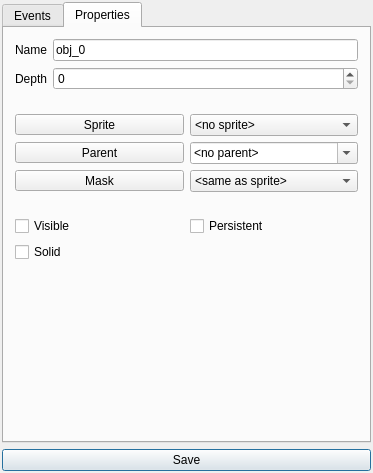
First picture: the form in Editors/ObjectEditor.ui, repository enigma-dev/RadialGM, before the edit.
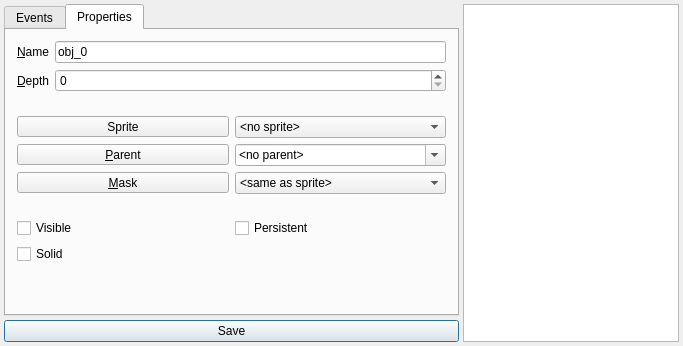
Second picture: the form after the edit. Icons and pictures are not drawn. Custom widgets are drawn as their Qt base class.

Commit message: fix code editor embedding and auto slot connections

```diff
--- a/Editors/ObjectEditor.ui
+++ b/Editors/ObjectEditor.ui
@@ -6,8 +6,8 @@
    <rect>
     <x>0</x>
     <y>0</y>
-    <width>278</width>
-    <height>473</height>
+    <width>683</width>
+    <height>346</height>
    </rect>
   </property>
   <property name="sizePolicy">
@@ -23,29 +23,37 @@
    <iconset resource="../images.qrc">
     <normaloff>:/resources/object.png</normaloff>:/resources/object.png</iconset>
   </property>
-  <layout class="QVBoxLayout" name="verticalLayout">
+  <layout class="QHBoxLayout" name="mainLayout" stretch="0,1">
+   <property name="spacing">
+    <number>4</number>
+   </property>
    <property name="leftMargin">
-    <number>2</number>
+    <number>4</number>
    </property>
    <property name="topMargin">
-    <number>2</number>
+    <number>4</number>
    </property>
    <property name="rightMargin">
-    <number>2</number>
+    <number>4</number>
    </property>
    <property name="bottomMargin">
-    <number>2</number>
+    <number>4</number>
    </property>
    <item>
-    <widget class="QTabWidget" name="ObjectTabs">
+    <layout class="QVBoxLayout" name="objectLayout">
+     <property name="spacing">
+      <number>4</number>
+     </property>
+     <item>
+      <widget class="QTabWidget" name="objectTabs">
      <property name="currentIndex">
       <number>1</number>
      </property>
-     <widget class="QWidget" name="Events">
+       <widget class="QWidget" name="eventsTab">
       <attribute name="title">
        <string>Events</string>
       </attribute>
-      <layout class="QVBoxLayout" name="verticalLayout_2">
+        <layout class="QVBoxLayout" name="eventsLayout">
        <property name="leftMargin">
         <number>2</number>
        </property>
@@ -59,7 +67,7 @@
         <number>2</number>
        </property>
        <item>
-        <widget class="QWidget" name="widget" native="true">
+          <widget class="QWidget" name="eventLayout" native="true">
          <layout class="QHBoxLayout" name="horizontalLayout">
           <property name="leftMargin">
            <number>0</number>
@@ -74,7 +82,7 @@
            <number>0</number>
           </property>
           <item>
-           <widget class="QLabel" name="label">
+             <widget class="QLabel" name="eventLabel">
             <property name="text">
              <string>Event</string>
             </property>
@@ -183,11 +191,11 @@
        </item>
       </layout>
      </widget>
-     <widget class="QWidget" name="Properties">
+       <widget class="QWidget" name="propertiesTab">
       <attribute name="title">
        <string>Properties</string>
       </attribute>
-      <layout class="QVBoxLayout" name="verticalLayout_3">
+        <layout class="QVBoxLayout" name="propertiesLayout">
        <property name="leftMargin">
         <number>2</number>
        </property>
@@ -209,11 +217,14 @@
              <enum>Qt::LeftToRight</enum>
             </property>
             <property name="text">
-             <string>Name</string>
+               <string>&amp;Name</string>
             </property>
             <property name="alignment">
              <set>Qt::AlignRight|Qt::AlignTrailing|Qt::AlignVCenter</set>
             </property>
+              <property name="buddy">
+               <cstring>nameEdit</cstring>
+              </property>
            </widget>
           </item>
           <item row="0" column="1">
@@ -226,11 +237,14 @@
           <item row="1" column="0">
            <widget class="QLabel" name="depthLabel">
             <property name="text">
-             <string>Depth</string>
+               <string>&amp;Depth</string>
             </property>
             <property name="alignment">
              <set>Qt::AlignRight|Qt::AlignTrailing|Qt::AlignVCenter</set>
             </property>
+              <property name="buddy">
+               <cstring>depthSpinBox</cstring>
+              </property>
            </widget>
           </item>
           <item row="1" column="1">
@@ -293,7 +307,7 @@
              <string>Add a new object as parent or edit the selected one</string>
             </property>
             <property name="text">
-             <string>Parent</string>
+               <string>&amp;Parent</string>
             </property>
             <property name="icon">
              <iconset resource="../images.qrc">
@@ -346,7 +360,7 @@
              <string>Add a new sprite or edit the selected mask</string>
             </property>
             <property name="text">
-             <string>Mask</string>
+               <string>&amp;Mask</string>
             </property>
             <property name="icon">
              <iconset resource="../images.qrc">
@@ -443,6 +457,11 @@
     </widget>
    </item>
   </layout>
+   </item>
+   <item>
+    <widget class="CodeEditor" name="codeEditor"/>
+   </item>
+  </layout>
   <action name="actionAddEvent">
    <property name="icon">
     <iconset resource="../images.qrc">
@@ -471,6 +490,13 @@
    </property>
   </action>
  </widget>
+ <customwidgets>
+  <customwidget>
+   <class>CodeEditor</class>
+   <extends>QTextEdit</extends>
+   <header>Editors/CodeEditor.h</header>
+  </customwidget>
+ </customwidgets>
  <resources>
   <include location="../images.qrc"/>
  </resources>
```
Lines whose indentation alone changed are shown as unchanged. The commit also changes 2 other files.
